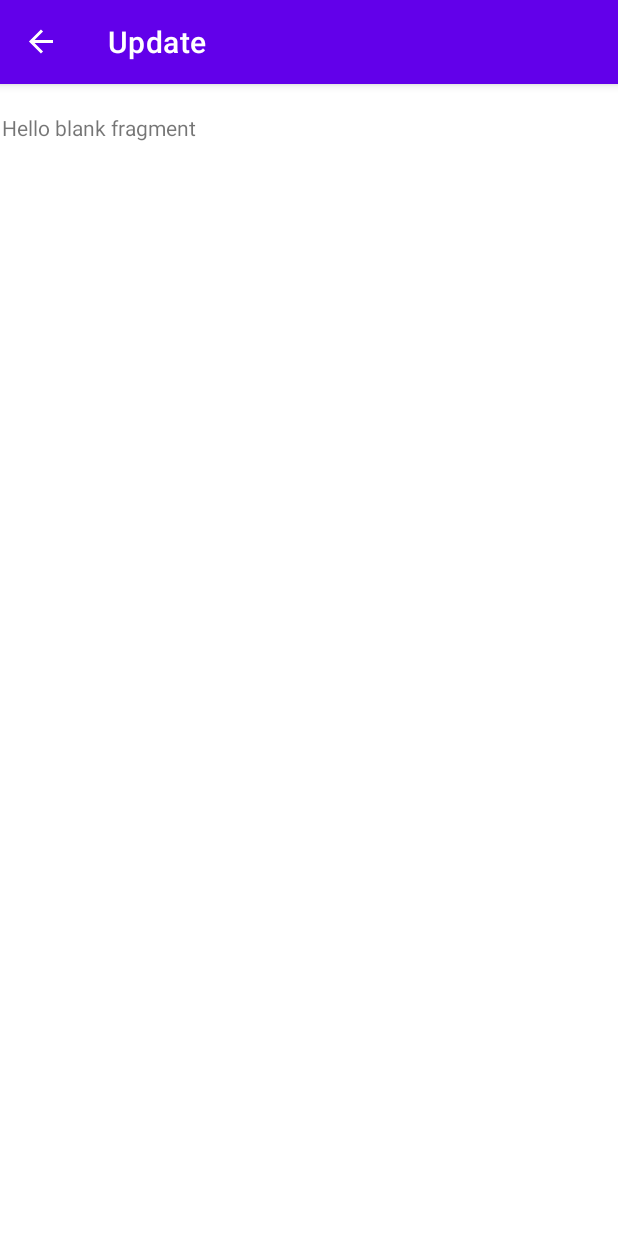
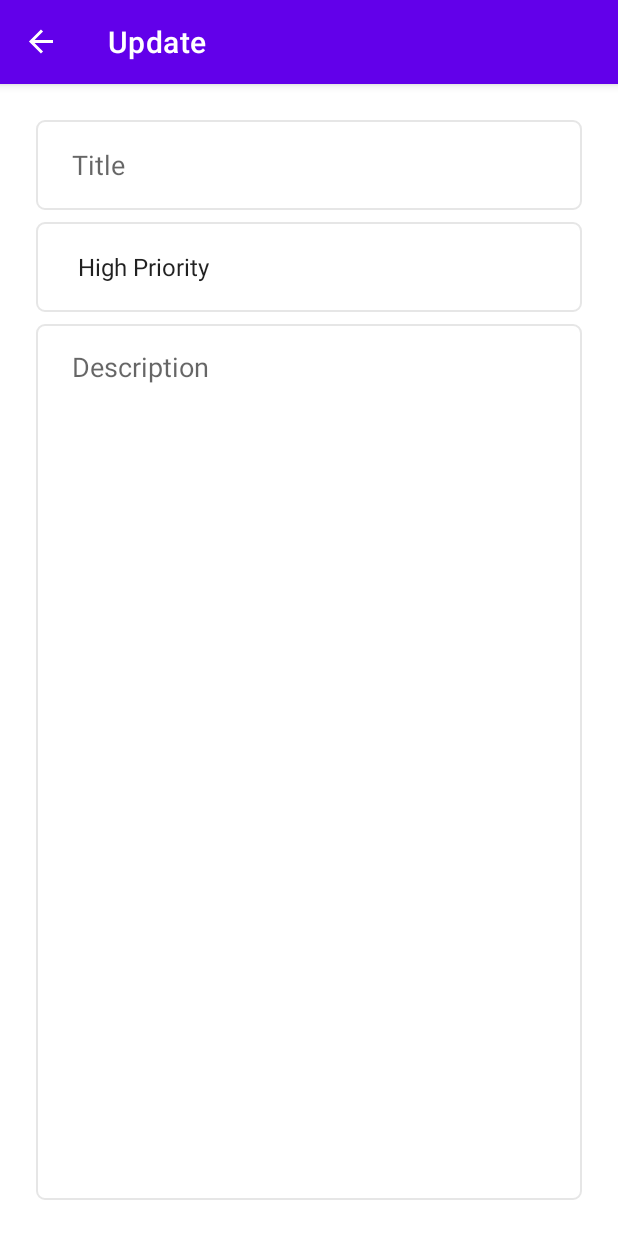
Before and after one commit to WSixx/To-Do-App-Clean-Architecture-Kotlin, an Android app: the UpdateFragment screen opened through its navigation route, on a phone screen of 412 x 824 dp. Run offline under Robolectric (Android 15) with nearby library versions, the phone set to English and light mode, and no system bars; our stand-ins replace navigation-ui.

Commit message:
Update layout

```diff
--- a/app/src/main/java/br/com/lucad/todoappcleanarch/fragments/list/ListFragment.kt
+++ b/app/src/main/java/br/com/lucad/todoappcleanarch/fragments/list/ListFragment.kt
@@ -1,10 +1,12 @@
 package br.com.lucad.todoappcleanarch.fragments.list
 
 import android.os.Bundle
+import android.text.Layout
 import androidx.fragment.app.Fragment
 import android.view.LayoutInflater
 import android.view.View
 import android.view.ViewGroup
+import androidx.constraintlayout.widget.ConstraintLayout
 import androidx.navigation.Navigation
 import androidx.navigation.fragment.NavHostFragment
 import androidx.navigation.fragment.findNavController
@@ -23,6 +25,11 @@ class ListFragment : Fragment() {
        view.findViewById<FloatingActionButton>(R.id.floatingActionButton).setOnClickListener {
             findNavController().navigate(R.id.action_listFragment_to_addFragment)
         }
+
+        view.findViewById<ConstraintLayout>(R.id.listLayout).setOnClickListener {
+            findNavController().navigate(R.id.action_listFragment_to_updateFragment)
+        }
+
         return view
     }
 }
--- /dev/null
+++ b/app/src/main/res/drawable/custom_input.xml
@@ -0,0 +1,23 @@
+<?xml version="1.0" encoding="utf-8"?>
+<selector xmlns:android="http://schemas.android.com/apk/res/android">
+
+    <item
+        android:state_enabled="true"
+        android:state_focused="true">
+        <shape android:shape="rectangle">
+            <solid android:color="@color/white"/>
+            <stroke android:width="1dp" android:color="@color/colorPrimary"/>
+            <corners android:radius="5dp"/>
+        </shape>
+    </item>
+
+    <item
+        android:state_enabled="true">
+        <shape android:shape="rectangle">
+            <solid android:color="@color/white"/>
+            <stroke android:width="1dp" android:color="@color/lightGray"/>
+            <corners android:radius="5dp"/>
+        </shape>
+    </item>
+
+</selector>
--- a/app/src/main/res/layout/activity_main.xml
+++ b/app/src/main/res/layout/activity_main.xml
@@ -10,8 +10,8 @@
     <androidx.fragment.app.FragmentContainerView
         android:id="@+id/navHostfragment"
         android:name="androidx.navigation.fragment.NavHostFragment"
-        android:layout_width="409dp"
-        android:layout_height="729dp"
+        android:layout_width="match_parent"
+        android:layout_height="match_parent"
         app:defaultNavHost="true"
         app:layout_constraintBottom_toBottomOf="parent"
         app:layout_constraintEnd_toEndOf="parent"
--- a/app/src/main/res/layout/fragment_add.xml
+++ b/app/src/main/res/layout/fragment_add.xml
@@ -10,7 +10,7 @@
 
 
     <EditText
-        android:id="@+id/editTextTextPersonName"
+        android:id="@+id/edit_text_title"
         android:layout_width="0dp"
         android:layout_height="60dp"
         android:ems="10"
@@ -24,7 +24,7 @@
         app:layout_constraintTop_toTopOf="parent" />
 
     <Spinner
-        android:id="@+id/spinner"
+        android:id="@+id/spinner_priorities"
         android:layout_width="0dp"
         android:layout_height="60dp"
         android:layout_marginTop="8dp"
@@ -34,10 +34,10 @@
         android:background="@android:color/transparent"
         app:layout_constraintEnd_toEndOf="parent"
         app:layout_constraintStart_toStartOf="parent"
-        app:layout_constraintTop_toBottomOf="@+id/editTextTextPersonName" />
+        app:layout_constraintTop_toBottomOf="@+id/edit_text_title" />
 
     <EditText
-        android:id="@+id/editTextTextMultiLine"
+        android:id="@+id/edit_text_description"
         android:layout_width="0dp"
         android:layout_height="0dp"
         android:ems="10"
@@ -52,5 +52,5 @@
         app:layout_constraintBottom_toBottomOf="parent"
         app:layout_constraintEnd_toEndOf="parent"
         app:layout_constraintStart_toStartOf="parent"
-        app:layout_constraintTop_toBottomOf="@+id/spinner" />
+        app:layout_constraintTop_toBottomOf="@+id/spinner_priorities" />
 </androidx.constraintlayout.widget.ConstraintLayout>
--- a/app/src/main/res/layout/fragment_list.xml
+++ b/app/src/main/res/layout/fragment_list.xml
@@ -5,6 +5,7 @@
     xmlns:tools="http://schemas.android.com/tools"
     android:layout_width="match_parent"
     android:layout_height="match_parent"
+    android:id="@+id/listLayout"
     tools:context=".fragments.list.ListFragment">
 
     <androidx.recyclerview.widget.RecyclerView
@@ -22,8 +23,6 @@
         android:id="@+id/floatingActionButton"
         android:layout_width="wrap_content"
         android:layout_height="wrap_content"
-        android:layout_marginEnd="32dp"
-        android:layout_marginBottom="64dp"
         android:clickable="true"
         android:focusable="true"
         android:src="@drawable/ic_add"
--- a/app/src/main/res/layout/fragment_update.xml
+++ b/app/src/main/res/layout/fragment_update.xml
@@ -1,14 +1,57 @@
 <?xml version="1.0" encoding="utf-8"?>
-<FrameLayout xmlns:android="http://schemas.android.com/apk/res/android"
+<androidx.constraintlayout.widget.ConstraintLayout
+    xmlns:android="http://schemas.android.com/apk/res/android"
     xmlns:tools="http://schemas.android.com/tools"
+    xmlns:app="http://schemas.android.com/apk/res-auto"
     android:layout_width="match_parent"
     android:layout_height="match_parent"
+    android:padding="24dp"
     tools:context=".fragments.update.UpdateFragment">
 
-    <!-- TODO: Update blank fragment layout -->
-    <TextView
-        android:layout_width="match_parent"
-        android:layout_height="match_parent"
-        android:text="@string/hello_blank_fragment" />
+    <EditText
+        android:id="@+id/update_edit_text_title"
+        android:layout_width="0dp"
+        android:layout_height="60dp"
+        android:ems="10"
+        android:inputType="textPersonName"
+        android:background="@drawable/custom_input"
+        android:hint="@string/title"
+        android:paddingStart="24dp"
+        android:paddingEnd="24dp"
+        app:layout_constraintEnd_toEndOf="parent"
+        app:layout_constraintStart_toStartOf="parent"
+        app:layout_constraintTop_toTopOf="parent" />
 
-</FrameLayout>
+    <Spinner
+        android:id="@+id/update_spinner_priorities"
+        android:layout_width="0dp"
+        android:layout_height="60dp"
+        android:layout_marginTop="8dp"
+        android:paddingStart="20dp"
+        android:paddingEnd="20dp"
+        android:entries="@array/priorities"
+        android:background="@drawable/custom_input"
+        app:layout_constraintEnd_toEndOf="parent"
+        app:layout_constraintStart_toStartOf="parent"
+        app:layout_constraintTop_toBottomOf="@+id/update_edit_text_title" />
+
+    <EditText
+        android:id="@+id/update_edit_text_description"
+        android:layout_width="0dp"
+        android:layout_height="0dp"
+        android:ems="10"
+        android:layout_marginTop="8dp"
+        android:background="@drawable/custom_input"
+        android:hint="@string/description"
+        android:gravity="top|start"
+        android:paddingStart="24dp"
+        android:paddingEnd="24dp"
+        android:paddingTop="16dp"
+        android:inputType="textMultiLine"
+        app:layout_constraintBottom_toBottomOf="parent"
+        app:layout_constraintEnd_toEndOf="parent"
+        app:layout_constraintStart_toStartOf="parent"
+        app:layout_constraintTop_toBottomOf="@+id/update_spinner_priorities" />
+
+
+</androidx.constraintlayout.widget.ConstraintLayout>
```
